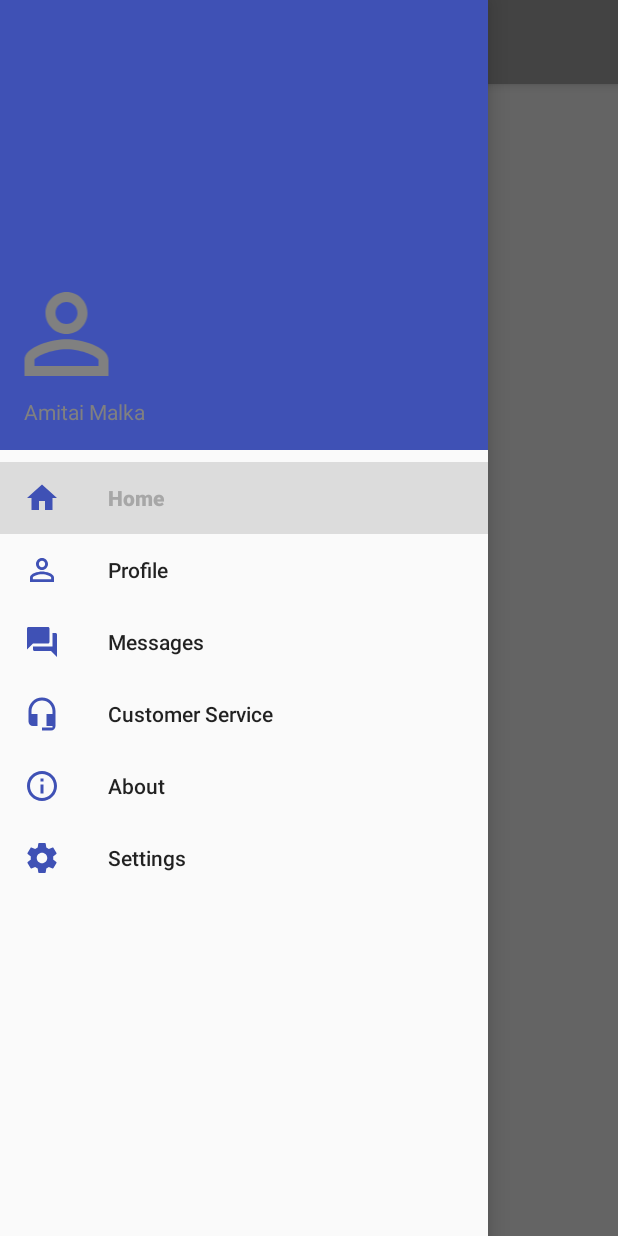
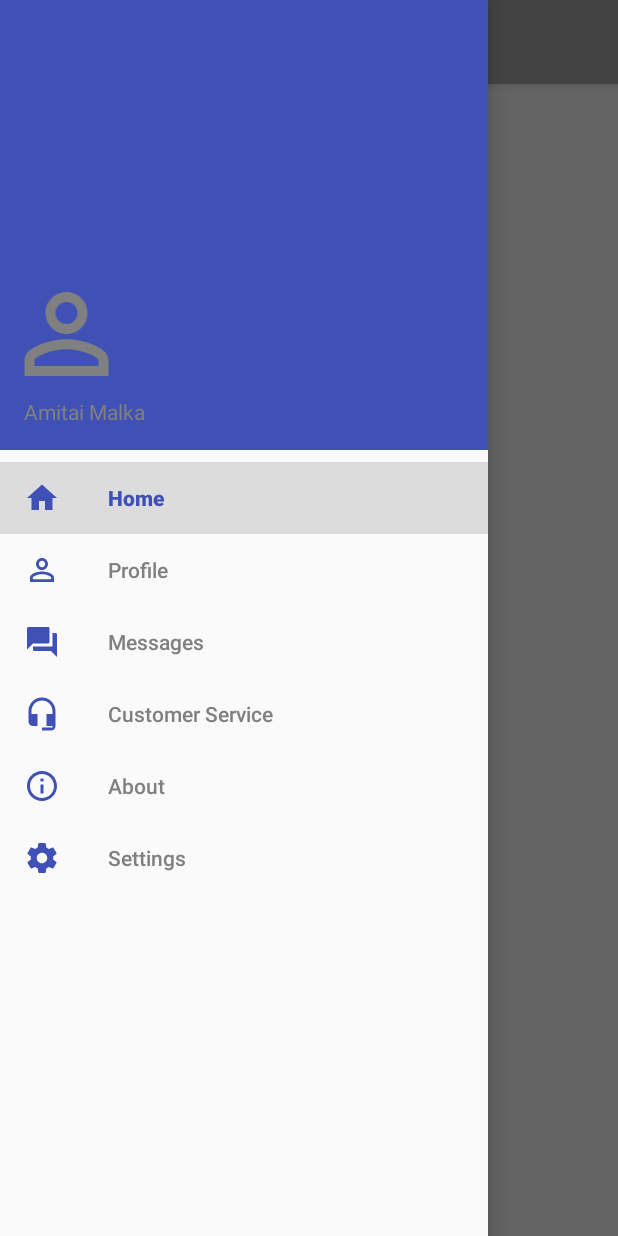
Before and after one commit to amitaima/Sublet-Parking, an Android app: the ParkingSpotListActivity screen opened directly, with no data from a screen before it, with the side drawer open, on a phone screen of 412 x 824 dp. Run offline under Robolectric (Android 15) with nearby library versions, the light colour scheme and no system bars; libraries missing offline, so code that uses them is left out: com.arlib.floatingsearchview, com.facebook, com.facebook.login, com.squareup.okhttp.

Commit message:
Added UI

```diff
--- a/app/src/main/java/com/subletparking/subletparking/ParkingSpotListActivity.java
+++ b/app/src/main/java/com/subletparking/subletparking/ParkingSpotListActivity.java
@@ -1,10 +1,13 @@
 package com.subletparking.subletparking;
 
 import android.content.Intent;
+import android.content.res.ColorStateList;
+import android.graphics.Color;
 import android.os.Bundle;
 import android.support.design.widget.FloatingActionButton;
 import android.support.design.widget.Snackbar;
 import android.support.v4.app.FragmentManager;
+import android.support.v4.content.ContextCompat;
 import android.view.Gravity;
 import android.view.View;
 import android.support.design.widget.NavigationView;
@@ -16,6 +19,7 @@ import android.support.v7.widget.Toolbar;
 import android.view.Menu;
 import android.view.MenuItem;
 import android.app.Fragment;
+import android.view.Window;
 import android.widget.Button;
 import android.widget.ImageButton;
 
@@ -49,6 +53,35 @@ public class ParkingSpotListActivity extends AppCompatActivity
                         new HomeFragment())
                 .commit();
         navigationView.getMenu().getItem(0).setChecked(true);
+
+        /////////////////Setting different color for selected fragment in navbar//////////////
+        //Setting default colors for menu item Text and Icon
+        int navDefaultTextColor = Color.parseColor("#808080");
+
+        //Defining ColorStateList for menu item Text
+        ColorStateList navMenuTextList = new ColorStateList(
+                new int[][]{
+                        new int[]{android.R.attr.state_checked},
+                        new int[]{android.R.attr.state_enabled},
+                        new int[]{android.R.attr.state_pressed},
+                        new int[]{android.R.attr.state_focused},
+                        new int[]{android.R.attr.state_pressed}
+                },
+                new int[] {
+                        this.getResources().getColor(R.color.colorAccent),
+                        navDefaultTextColor,
+                        navDefaultTextColor,
+                        navDefaultTextColor,
+                        navDefaultTextColor
+                }
+        );
+
+        navigationView.setItemTextColor(navMenuTextList);
+
+        ////////Set status bar color///////////
+        Window window = this.getWindow();
+        // finally change the color
+        window.setStatusBarColor(ContextCompat.getColor(this,R.color.colorAccent));
     }
 
     @Override
--- a/app/src/main/res/layout/activity_parking_spot_list.xml
+++ b/app/src/main/res/layout/activity_parking_spot_list.xml
@@ -19,6 +19,7 @@
         android:layout_height="match_parent"
         android:layout_gravity="start"
         app:itemIconTint="@color/colorAccent"
+        app:itemTextColor="@color/colorPrimaryDark"
         android:fitsSystemWindows="true"
         app:headerLayout="@layout/nav_header_parking_spot_list"
         app:menu="@menu/activity_parking_spot_list_drawer" />
```
